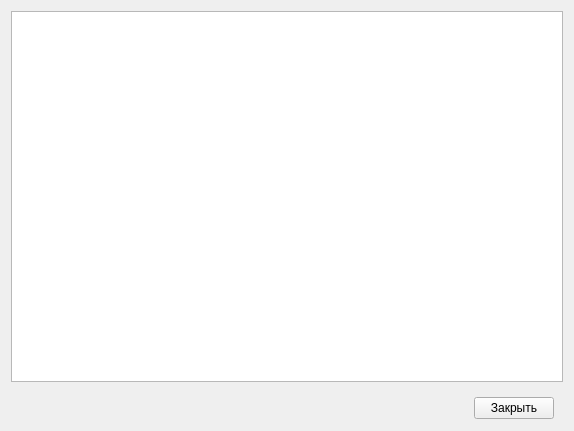
Qt form frontend/forms/logs_form.ui (derElektrobesen/networks-2013) before a commit.
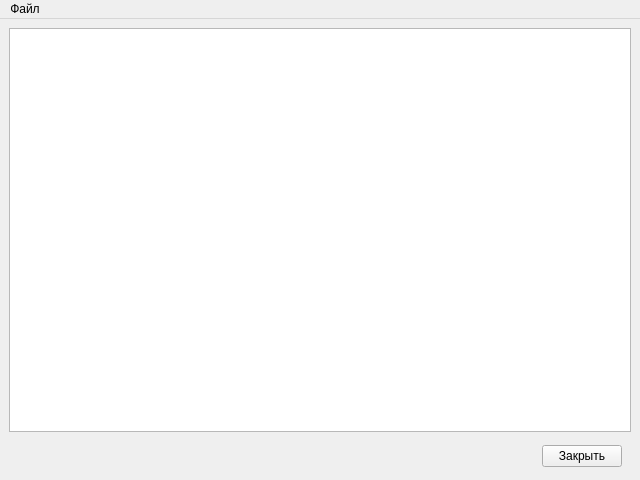
The same form after that commit.

```diff
--- a/frontend/forms/logs_form.ui
+++ b/frontend/forms/logs_form.ui
@@ -1,34 +1,28 @@
 <?xml version="1.0" encoding="UTF-8"?>
 <ui version="4.0">
  <class>LogsForm</class>
- <widget class="QWidget" name="LogsForm">
+ <widget class="QMainWindow" name="LogsForm">
   <property name="geometry">
    <rect>
     <x>0</x>
     <y>0</y>
-    <width>574</width>
-    <height>431</height>
+    <width>640</width>
+    <height>480</height>
    </rect>
   </property>
   <property name="windowTitle">
    <string>История</string>
   </property>
+  <widget class="QWidget" name="centralwidget">
   <layout class="QVBoxLayout" name="verticalLayout">
+    <property name="spacing">
+     <number>4</number>
+    </property>
    <property name="bottomMargin">
-    <number>3</number>
+     <number>4</number>
    </property>
    <item>
-    <widget class="QPlainTextEdit" name="log_edit">
-     <property name="readOnly">
-      <bool>true</bool>
-     </property>
-     <property name="tabStopWidth">
-      <number>40</number>
-     </property>
-     <property name="cursorWidth">
-      <number>0</number>
-     </property>
-    </widget>
+     <widget class="QPlainTextEdit" name="log_edit"/>
    </item>
    <item>
     <widget class="QWidget" name="horizontalWidget" native="true">
@@ -48,9 +42,6 @@
       </item>
       <item>
        <widget class="QPushButton" name="pushButton">
-        <property name="enabled">
-         <bool>true</bool>
-        </property>
         <property name="text">
          <string>Закрыть</string>
         </property>
@@ -60,6 +51,36 @@
     </widget>
    </item>
   </layout>
+  </widget>
+  <widget class="QMenuBar" name="menubar">
+   <property name="geometry">
+    <rect>
+     <x>0</x>
+     <y>0</y>
+     <width>640</width>
+     <height>27</height>
+    </rect>
+   </property>
+   <widget class="QMenu" name="menu">
+    <property name="title">
+     <string>Файл</string>
+    </property>
+    <addaction name="save_report_act"/>
+    <addaction name="separator"/>
+    <addaction name="action_3"/>
+   </widget>
+   <addaction name="menu"/>
+  </widget>
+  <action name="save_report_act">
+   <property name="text">
+    <string>Сохранить отчет</string>
+   </property>
+  </action>
+  <action name="action_3">
+   <property name="text">
+    <string>Закрыть</string>
+   </property>
+  </action>
  </widget>
  <resources/>
  <connections>
```
Left out of the diff: 24 changed lines with no effect on the pictures. Lines whose indentation alone changed are shown as unchanged.
